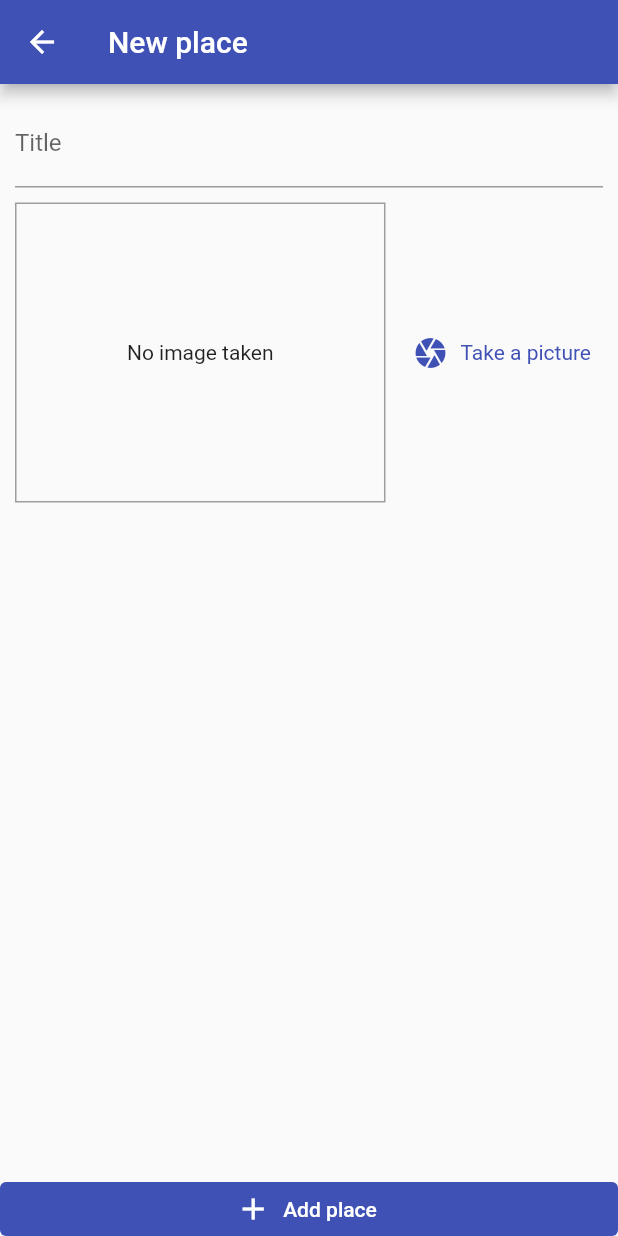
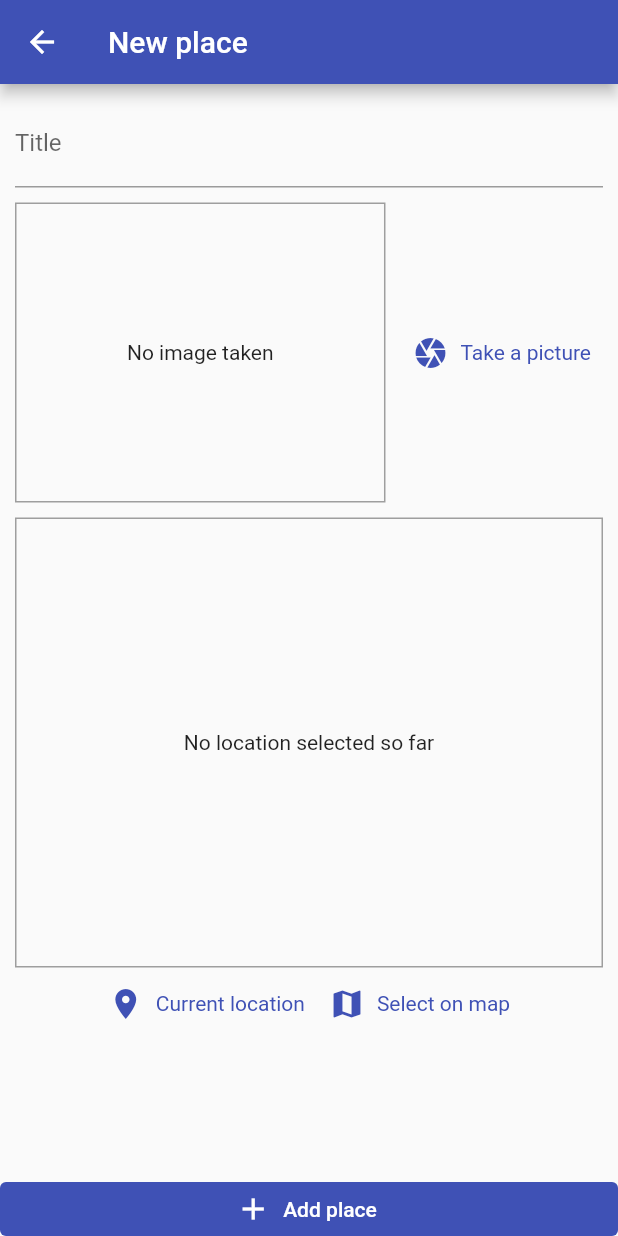
Before and after one commit to lutsenko-yuriy/flutter_places, a Flutter app: the AddPlaceScreen screen opened by its route, on a phone screen of 412 x 824 dp. Run offline on Flutter 3.47's test engine with Material 2 defaults, Android fonts, the phone set to English and light mode, and no system bars; our stand-ins replace image_picker, location, sqflite; accounts and stored records are empty.

Commit message:
Add google maps static

```diff
--- /dev/null
+++ b/lib/helpers/location_helper.dart
@@ -0,0 +1,10 @@
+import '../models/location.dart';
+
+const GOOGLE_API_KEY = 'AIzaSyCdAQJrGrDGP53RUF4yuBz0u0MmUvv0Tj8';
+
+class LocationHelper {
+  static String generateLocationPreviewImage({required Location location}) {
+    final coordinates = "${location.latitude},${location.longitude}";
+    return "https://maps.googleapis.com/maps/api/staticmap?center=$coordinates&zoom=16&size=600x600&maptype=roadmap&markers=color:red%7Clabel:A%7C$coordinates&key=$GOOGLE_API_KEY";
+  }
+}
--- a/lib/providers/great_places.dart
+++ b/lib/providers/great_places.dart
@@ -1,8 +1,8 @@
 import 'dart:io';
 
 import 'package:flutter/cupertino.dart';
-import 'package:flutter_places/db/db_helpers.dart';
 
+import '../helpers/db_helpers.dart';
 import '../models/location.dart';
 import '../models/place.dart';
 
--- a/lib/screens/add_place_screen.dart
+++ b/lib/screens/add_place_screen.dart
@@ -3,6 +3,7 @@ import 'dart:io';
 import 'package:flutter/material.dart';
 import 'package:flutter_places/models/location.dart';
 import 'package:flutter_places/providers/great_places.dart';
+import 'package:flutter_places/widgets/location_input.dart';
 import 'package:provider/provider.dart';
 
 import '../models/place.dart';
@@ -57,10 +58,10 @@ class _AddPlaceScreenState extends State<AddPlaceScreen> {
                       decoration: const InputDecoration(labelText: 'Title'),
                       controller: _titleController,
                     ),
-                    const SizedBox(
-                      height: 10,
-                    ),
-                    ImageInput(onSelectImage: _selectImage)
+                    const SizedBox(height: 10,),
+                    ImageInput(onSelectImage: _selectImage),
+                    const SizedBox(height: 10,),
+                    const LocationInput()
                   ],
                 ),
               ),
--- /dev/null
+++ b/lib/widgets/location_input.dart
@@ -0,0 +1,75 @@
+import 'package:flutter/material.dart';
+import 'package:flutter_places/helpers/location_helper.dart';
+import 'package:location/location.dart' as location;
+
+import '../models/location.dart' as model;
+
+class LocationInput extends StatefulWidget {
+  const LocationInput({Key? key}) : super(key: key);
+
+  @override
+  State<LocationInput> createState() => _LocationInputState();
+}
+
+class _LocationInputState extends State<LocationInput> {
+  model.Location? _location;
+  String? _previewImageUrl;
+
+  Future<void> _getCurrentUserLocation() async {
+    final locData = await location.Location().getLocation();
+
+    var locationModel = model.Location(
+        latitude: locData.latitude!, longitude: locData.longitude!);
+
+    setState(() {
+      _location = locationModel;
+      _previewImageUrl =
+          LocationHelper.generateLocationPreviewImage(location: locationModel);
+    });
+  }
+
+  @override
+  Widget build(BuildContext context) {
+    return Column(
+      children: [
+        Container(
+          height: 300,
+          width: double.infinity,
+          decoration:
+              BoxDecoration(border: Border.all(width: 1, color: Colors.grey)),
+          alignment: Alignment.center,
+          child: _previewImageUrl == null
+              ? const Center(child: Text('No location selected so far'))
+              : Image.network(
+                  _previewImageUrl!,
+                  fit: BoxFit.cover,
+                  width: double.infinity,
+                ),
+        ),
+        Row(
+          mainAxisAlignment: MainAxisAlignment.center,
+          children: [
+            TextButton.icon(
+              onPressed: _getCurrentUserLocation,
+              icon: const Icon(Icons.location_on),
+              label: const Text('Current location'),
+              style: TextButton.styleFrom(
+                  textStyle: TextStyle(
+                color: Theme.of(context).primaryColor,
+              )),
+            ),
+            TextButton.icon(
+              onPressed: () {},
+              icon: const Icon(Icons.map),
+              label: const Text('Select on map'),
+              style: TextButton.styleFrom(
+                  textStyle: TextStyle(
+                color: Theme.of(context).primaryColor,
+              )),
+            )
+          ],
+        )
+      ],
+    );
+  }
+}
--- a/pubspec.yaml
+++ b/pubspec.yaml
@@ -42,6 +42,8 @@ dependencies:
   path: ^1.8.2
   uuid: ^3.0.6
   sqflite: ^2.0.3+1
+  location: ^4.4.0
+  google_maps_flutter: ^2.2.0
 
 dev_dependencies:
   flutter_test:
```
Also changed, not shown: lib/helpers/db_helpers.dart (renamed from lib/db/db_helpers.dart), pubspec.lock, 4 other files.
